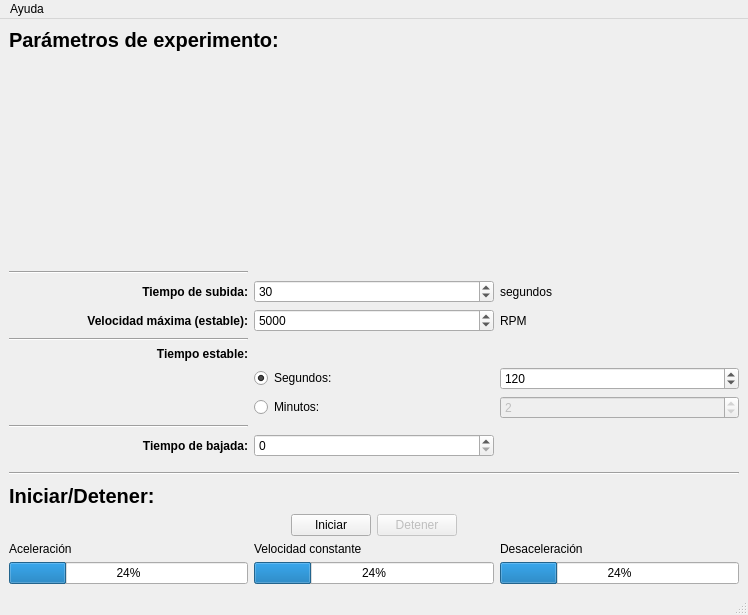
Above: GUI.ui from lmedinar/vortex2 before the change. Below: the same form after it.
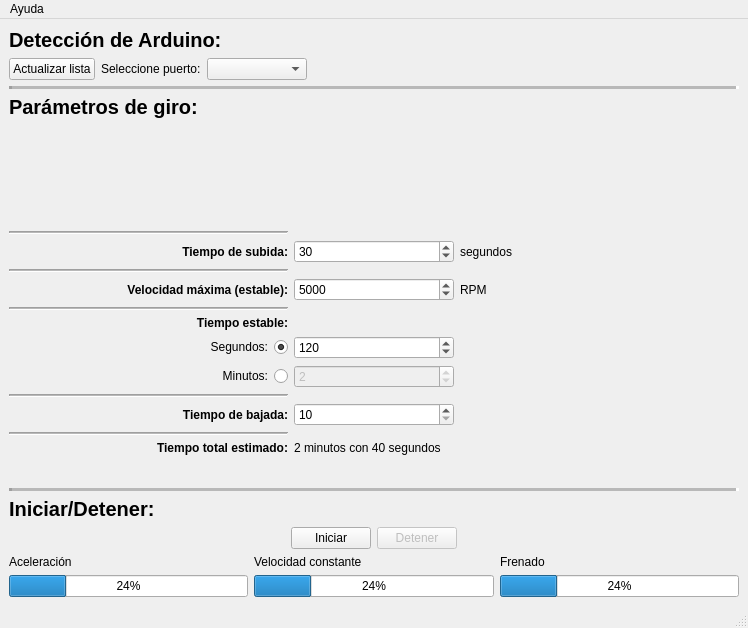
That is the form after the change. Icons and pictures are not drawn.

```diff
--- a/GUI.ui
+++ b/GUI.ui
@@ -7,18 +7,115 @@
     <x>0</x>
     <y>0</y>
     <width>748</width>
-    <height>615</height>
+    <height>628</height>
    </rect>
   </property>
+  <property name="maximumSize">
+   <size>
+    <width>16018730</width>
+    <height>16777215</height>
+   </size>
+  </property>
   <property name="windowTitle">
    <string>Vortex2</string>
   </property>
-  <widget class="QWidget" name="centralwidget">
+  <property name="windowIcon">
+   <iconset resource="resources.qrc">
+    <normaloff>:/Iconos/assets/icon.ico</normaloff>:/Iconos/assets/icon.ico</iconset>
+  </property>
+  <widget class="QWidget" name="layoutCenterAll">
    <layout class="QHBoxLayout" name="horizontalLayout">
     <item>
      <layout class="QVBoxLayout" name="verticalLayout_2">
       <item>
-       <widget class="QLabel" name="label">
+       <widget class="QLabel" name="labelSeccion1">
+        <property name="styleSheet">
+         <string notr="true">font-weight: 900;
+font-size: 15pt;</string>
+        </property>
+        <property name="text">
+         <string>Detección de Arduino:</string>
+        </property>
+        <property name="alignment">
+         <set>Qt::AlignLeading|Qt::AlignLeft|Qt::AlignTop</set>
+        </property>
+       </widget>
+      </item>
+      <item>
+       <layout class="QHBoxLayout" name="layoutArduinoSection">
+        <item>
+         <widget class="QPushButton" name="pushButton_3">
+          <property name="text">
+           <string>Actualizar lista</string>
+          </property>
+         </widget>
+        </item>
+        <item>
+         <widget class="QLabel" name="label_13">
+          <property name="text">
+           <string>Seleccione puerto:</string>
+          </property>
+         </widget>
+        </item>
+        <item>
+         <widget class="QComboBox" name="comboBox">
+          <property name="minimumSize">
+           <size>
+            <width>100</width>
+            <height>0</height>
+           </size>
+          </property>
+         </widget>
+        </item>
+        <item>
+         <spacer name="spacerArduinoR">
+          <property name="orientation">
+           <enum>Qt::Horizontal</enum>
+          </property>
+          <property name="sizeHint" stdset="0">
+           <size>
+            <width>40</width>
+            <height>20</height>
+           </size>
+          </property>
+         </spacer>
+        </item>
+       </layout>
+      </item>
+      <item>
+       <spacer name="spacerArduinoBottom">
+        <property name="orientation">
+         <enum>Qt::Vertical</enum>
+        </property>
+        <property name="sizeHint" stdset="0">
+         <size>
+          <width>20</width>
+          <height>40</height>
+         </size>
+        </property>
+       </spacer>
+      </item>
+      <item>
+       <widget class="Line" name="lineLong1">
+        <property name="sizeIncrement">
+         <size>
+          <width>0</width>
+          <height>0</height>
+         </size>
+        </property>
+        <property name="lineWidth">
+         <number>3</number>
+        </property>
+        <property name="midLineWidth">
+         <number>3</number>
+        </property>
+        <property name="orientation">
+         <enum>Qt::Horizontal</enum>
+        </property>
+       </widget>
+      </item>
+      <item>
+       <widget class="QLabel" name="labelSeccion2">
         <property name="sizePolicy">
          <sizepolicy hsizetype="Preferred" vsizetype="Fixed">
           <horstretch>0</horstretch>
@@ -30,84 +127,299 @@
 font-size: 15pt;</string>
         </property>
         <property name="text">
-         <string>Parámetros de experimento:</string>
+         <string>Parámetros de giro:</string>
         </property>
        </widget>
       </item>
       <item>
        <layout class="QVBoxLayout" name="verticalLayout">
         <item>
-         <widget class="QLabel" name="label_6">
-          <property name="sizePolicy">
-           <sizepolicy hsizetype="Ignored" vsizetype="Ignored">
-            <horstretch>1</horstretch>
-            <verstretch>1</verstretch>
-           </sizepolicy>
-          </property>
-          <property name="minimumSize">
-           <size>
-            <width>0</width>
-            <height>100</height>
-           </size>
-          </property>
-          <property name="maximumSize">
-           <size>
-            <width>16777215</width>
-            <height>1500</height>
-           </size>
-          </property>
-          <property name="baseSize">
-           <size>
-            <width>400</width>
-            <height>200</height>
-           </size>
-          </property>
-          <property name="autoFillBackground">
-           <bool>false</bool>
-          </property>
-          <property name="text">
-           <string/>
-          </property>
-          <property name="pixmap">
-           <pixmap resource="resources.qrc">:/ImagenGraf/assets/graph.png</pixmap>
-          </property>
-          <property name="scaledContents">
-           <bool>true</bool>
-          </property>
-          <property name="wordWrap">
-           <bool>false</bool>
-          </property>
-          <property name="openExternalLinks">
-           <bool>false</bool>
-          </property>
-         </widget>
+         <layout class="QHBoxLayout" name="layoutImageCenter">
+          <item>
+           <spacer name="spacerImageL">
+            <property name="orientation">
+             <enum>Qt::Horizontal</enum>
+            </property>
+            <property name="sizeType">
+             <enum>QSizePolicy::Minimum</enum>
+            </property>
+            <property name="sizeHint" stdset="0">
+             <size>
+              <width>10</width>
+              <height>10</height>
+             </size>
+            </property>
+           </spacer>
+          </item>
+          <item>
+           <spacer name="verticalSpacer">
+            <property name="orientation">
+             <enum>Qt::Vertical</enum>
+            </property>
+            <property name="sizeType">
+             <enum>QSizePolicy::Maximum</enum>
+            </property>
+            <property name="sizeHint" stdset="0">
+             <size>
+              <width>20</width>
+              <height>150</height>
+             </size>
+            </property>
+           </spacer>
+          </item>
+          <item>
+           <widget class="QLabel" name="labelSignal">
+            <property name="sizePolicy">
+             <sizepolicy hsizetype="Ignored" vsizetype="Ignored">
+              <horstretch>1</horstretch>
+              <verstretch>1</verstretch>
+             </sizepolicy>
+            </property>
+            <property name="minimumSize">
+             <size>
+              <width>0</width>
+              <height>100</height>
+             </size>
+            </property>
+            <property name="maximumSize">
+             <size>
+              <width>700</width>
+              <height>1500</height>
+             </size>
+            </property>
+            <property name="baseSize">
+             <size>
+              <width>400</width>
+              <height>200</height>
+             </size>
+            </property>
+            <property name="autoFillBackground">
+             <bool>false</bool>
+            </property>
+            <property name="text">
+             <string/>
+            </property>
+            <property name="pixmap">
+             <pixmap resource="resources.qrc">:/ImagenGraf/assets/graph.png</pixmap>
+            </property>
+            <property name="scaledContents">
+             <bool>true</bool>
+            </property>
+            <property name="wordWrap">
+             <bool>false</bool>
+            </property>
+            <property name="openExternalLinks">
+             <bool>false</bool>
+            </property>
+           </widget>
+          </item>
+          <item>
+           <spacer name="spacerImageR">
+            <property name="orientation">
+             <enum>Qt::Horizontal</enum>
+            </property>
+            <property name="sizeType">
+             <enum>QSizePolicy::Minimum</enum>
+            </property>
+            <property name="sizeHint" stdset="0">
+             <size>
+              <width>20</width>
+              <height>10</height>
+             </size>
+            </property>
+           </spacer>
+          </item>
+         </layout>
         </item>
        </layout>
       </item>
       <item>
-       <layout class="QGridLayout" name="gridLayout">
-        <item row="3" column="0">
-         <widget class="Line" name="line_2">
-          <property name="orientation">
-           <enum>Qt::Horizontal</enum>
+       <layout class="QGridLayout" name="layoutParams">
+        <item row="3" column="2">
+         <widget class="QLabel" name="labelUnidades2">
+          <property name="text">
+           <string>RPM</string>
+          </property>
+         </widget>
+        </item>
+        <item row="6" column="1">
+         <widget class="QSpinBox" name="inSegundos">
+          <property name="maximumSize">
+           <size>
+            <width>160</width>
+            <height>16777215</height>
+           </size>
+          </property>
+          <property name="minimum">
+           <number>10</number>
+          </property>
+          <property name="maximum">
+           <number>1200</number>
+          </property>
+          <property name="singleStep">
+           <number>5</number>
+          </property>
+          <property name="value">
+           <number>120</number>
+          </property>
+         </widget>
+        </item>
+        <item row="1" column="1">
+         <widget class="QSpinBox" name="inTsubida">
+          <property name="maximumSize">
+           <size>
+            <width>160</width>
+            <height>16777215</height>
+           </size>
+          </property>
+          <property name="minimum">
+           <number>10</number>
+          </property>
+          <property name="maximum">
+           <number>600</number>
+          </property>
+          <property name="singleStep">
+           <number>5</number>
+          </property>
+          <property name="value">
+           <number>30</number>
+          </property>
+         </widget>
+        </item>
+        <item row="1" column="2">
+         <widget class="QLabel" name="labelUnidades1">
+          <property name="text">
+           <string>segundos</string>
           </property>
          </widget>
         </item>
         <item row="8" column="0">
-         <widget class="QLabel" name="label_12">
+         <widget class="Line" name="miniline4">
+          <property name="midLineWidth">
+           <number>1</number>
+          </property>
+          <property name="orientation">
+           <enum>Qt::Horizontal</enum>
+          </property>
+         </widget>
+        </item>
+        <item row="6" column="0">
+         <widget class="QRadioButton" name="inRadioSegs">
+          <property name="layoutDirection">
+           <enum>Qt::RightToLeft</enum>
+          </property>
+          <property name="text">
+           <string>Segundos:</string>
+          </property>
+          <property name="checked">
+           <bool>true</bool>
+          </property>
+         </widget>
+        </item>
+        <item row="5" column="0">
+         <widget class="QLabel" name="labelTiempoEstable">
+          <property name="sizePolicy">
+           <sizepolicy hsizetype="Preferred" vsizetype="Fixed">
+            <horstretch>0</horstretch>
+            <verstretch>0</verstretch>
+           </sizepolicy>
+          </property>
           <property name="styleSheet">
            <string notr="true">font-weight:900;</string>
           </property>
           <property name="text">
-           <string>Tiempo de bajada:</string>
+           <string>Tiempo estable:</string>
           </property>
           <property name="alignment">
            <set>Qt::AlignRight|Qt::AlignTrailing|Qt::AlignVCenter</set>
           </property>
          </widget>
         </item>
+        <item row="0" column="0">
+         <widget class="Line" name="miniline1">
+          <property name="minimumSize">
+           <size>
+            <width>0</width>
+            <height>0</height>
+           </size>
+          </property>
+          <property name="midLineWidth">
+           <number>1</number>
+          </property>
+          <property name="orientation">
+           <enum>Qt::Horizontal</enum>
+          </property>
+         </widget>
+        </item>
+        <item row="4" column="0">
+         <widget class="Line" name="miniline3">
+          <property name="midLineWidth">
+           <number>1</number>
+          </property>
+          <property name="orientation">
+           <enum>Qt::Horizontal</enum>
+          </property>
+         </widget>
+        </item>
+        <item row="3" column="1">
+         <widget class="QSpinBox" name="inRPM">
+          <property name="maximumSize">
+           <size>
+            <width>160</width>
+            <height>16777215</height>
+           </size>
+          </property>
+          <property name="minimum">
+           <number>500</number>
+          </property>
+          <property name="maximum">
+           <number>10000</number>
+          </property>
+          <property name="singleStep">
+           <number>500</number>
+          </property>
+          <property name="value">
+           <number>5000</number>
+          </property>
+         </widget>
+        </item>
+        <item row="9" column="1">
+         <widget class="QSpinBox" name="inTbajada">
+          <property name="maximumSize">
+           <size>
+            <width>160</width>
+            <height>16777215</height>
+           </size>
+          </property>
+          <property name="minimum">
+           <number>10</number>
+          </property>
+          <property name="maximum">
+           <number>600</number>
+          </property>
+          <property name="singleStep">
+           <number>5</number>
+          </property>
+         </widget>
+        </item>
         <item row="2" column="0">
-         <widget class="QLabel" name="label_8">
+         <widget class="Line" name="miniline2">
+          <property name="minimumSize">
+           <size>
+            <width>0</width>
+            <height>0</height>
+           </size>
+          </property>
+          <property name="midLineWidth">
+           <number>1</number>
+          </property>
+          <property name="orientation">
+           <enum>Qt::Horizontal</enum>
+          </property>
+         </widget>
+        </item>
+        <item row="3" column="0">
+         <widget class="QLabel" name="labelVelocidadMax">
           <property name="styleSheet">
            <string notr="true">font-weight:900;</string>
           </property>
@@ -119,30 +431,49 @@
           </property>
          </widget>
         </item>
-        <item row="4" column="0">
-         <widget class="QLabel" name="label_11">
-          <property name="sizePolicy">
-           <sizepolicy hsizetype="Preferred" vsizetype="Fixed">
-            <horstretch>0</horstretch>
-            <verstretch>0</verstretch>
-           </sizepolicy>
+        <item row="7" column="0">
+         <widget class="QRadioButton" name="inRadioMins">
+          <property name="acceptDrops">
+           <bool>false</bool>
           </property>
+          <property name="layoutDirection">
+           <enum>Qt::RightToLeft</enum>
+          </property>
+          <property name="autoFillBackground">
+           <bool>false</bool>
+          </property>
+          <property name="locale">
+           <locale language="Spanish" country="Mexico"/>
+          </property>
+          <property name="text">
+           <string>Minutos:</string>
+          </property>
+         </widget>
+        </item>
+        <item row="11" column="0">
+         <widget class="QLabel" name="labelTiempoEstimadoTxt">
           <property name="styleSheet">
            <string notr="true">font-weight:900;</string>
           </property>
           <property name="text">
-           <string>Tiempo estable:</string>
+           <string>Tiempo total estimado:</string>
           </property>
           <property name="alignment">
            <set>Qt::AlignRight|Qt::AlignTrailing|Qt::AlignVCenter</set>
           </property>
          </widget>
         </item>
-        <item row="6" column="2">
-         <widget class="QSpinBox" name="spinMinutos">
+        <item row="7" column="1">
+         <widget class="QSpinBox" name="inMinutos">
           <property name="enabled">
            <bool>false</bool>
           </property>
+          <property name="maximumSize">
+           <size>
+            <width>160</width>
+            <height>16777215</height>
+           </size>
+          </property>
           <property name="minimum">
            <number>1</number>
           </property>
@@ -154,51 +485,8 @@
           </property>
          </widget>
         </item>
-        <item row="1" column="1">
-         <widget class="QSpinBox" name="spinTsubida">
-          <property name="minimum">
-           <number>10</number>
-          </property>
-          <property name="maximum">
-           <number>600</number>
-          </property>
-          <property name="value">
-           <number>30</number>
-          </property>
-         </widget>
-        </item>
-        <item row="5" column="2">
-         <widget class="QSpinBox" name="spinSegundos">
-          <property name="minimum">
-           <number>10</number>
-          </property>
-          <property name="maximum">
-           <number>1200</number>
-          </property>
-          <property name="value">
-           <number>120</number>
-          </property>
-         </widget>
-        </item>
-        <item row="5" column="1">
-         <widget class="QRadioButton" name="radioButton">
-          <property name="text">
-           <string>Segundos:</string>
-          </property>
-          <property name="checked">
-           <bool>true</bool>
-          </property>
-         </widget>
-        </item>
-        <item row="2" column="2">
-         <widget class="QLabel" name="label_9">
-          <property name="text">
-           <string>RPM</string>
-          </property>
-         </widget>
-        </item>
         <item row="1" column="0">
-         <widget class="QLabel" name="label_2">
+         <widget class="QLabel" name="layoutTiempoSalida">
           <property name="styleSheet">
            <string notr="true">font-weight: 900;</string>
           </property>
@@ -210,45 +498,31 @@
           </property>
          </widget>
         </item>
-        <item row="2" column="1">
-         <widget class="QSpinBox" name="spinRPM">
-          <property name="minimum">
-           <number>500</number>
-          </property>
-          <property name="maximum">
-           <number>10000</number>
-          </property>
-          <property name="value">
-           <number>5000</number>
-          </property>
-         </widget>
-        </item>
-        <item row="1" column="2">
-         <widget class="QLabel" name="label_7">
+        <item row="11" column="1">
+         <widget class="QLabel" name="labelTiempoEstimado">
           <property name="text">
-           <string>segundos</string>
+           <string>2 minutos con 40 segundos</string>
           </property>
          </widget>
         </item>
-        <item row="8" column="1">
-         <widget class="QSpinBox" name="spinTbajada"/>
-        </item>
-        <item row="6" column="1">
-         <widget class="QRadioButton" name="radioButton_2">
+        <item row="9" column="0">
+         <widget class="QLabel" name="labelTiempoFrenado">
+          <property name="styleSheet">
+           <string notr="true">font-weight:900;</string>
+          </property>
           <property name="text">
-           <string>Minutos:</string>
+           <string>Tiempo de bajada:</string>
           </property>
-         </widget>
-        </item>
-        <item row="7" column="0">
-         <widget class="Line" name="line_3">
-          <property name="orientation">
-           <enum>Qt::Horizontal</enum>
+          <property name="alignment">
+           <set>Qt::AlignRight|Qt::AlignTrailing|Qt::AlignVCenter</set>
           </property>
          </widget>
         </item>
-        <item row="0" column="0">
-         <widget class="Line" name="line_4">
+        <item row="10" column="0">
+         <widget class="Line" name="line">
+          <property name="midLineWidth">
+           <number>1</number>
+          </property>
           <property name="orientation">
            <enum>Qt::Horizontal</enum>
           </property>
@@ -257,23 +531,23 @@
        </layout>
       </item>
       <item>
-       <spacer name="verticalSpacer">
+       <spacer name="spacerParamBottom">
         <property name="orientation">
          <enum>Qt::Vertical</enum>
         </property>
         <property name="sizeType">
-         <enum>QSizePolicy::Preferred</enum>
+         <enum>QSizePolicy::Expanding</enum>
         </property>
         <property name="sizeHint" stdset="0">
          <size>
           <width>20</width>
-          <height>5</height>
+          <height>100</height>
          </size>
         </property>
        </spacer>
       </item>
       <item>
-       <widget class="Line" name="line">
+       <widget class="Line" name="lineLong2">
         <property name="sizePolicy">
          <sizepolicy hsizetype="Minimum" vsizetype="Fixed">
           <horstretch>0</horstretch>
@@ -286,6 +560,12 @@
           <height>10</height>
          </size>
         </property>
+        <property name="lineWidth">
+         <number>3</number>
+        </property>
+        <property name="midLineWidth">
+         <number>3</number>
+        </property>
         <property name="orientation">
          <enum>Qt::Horizontal</enum>
         </property>
@@ -368,71 +648,62 @@
          <enum>QLayout::SetDefaultConstraint</enum>
         </property>
         <item>
-         <widget class="QLabel" name="label_4">
-          <property name="sizePolicy">
-           <sizepolicy hsizetype="Preferred" vsizetype="Fixed">
-            <horstretch>0</horstretch>
-            <verstretch>0</verstretch>
-           </sizepolicy>
-          </property>
-          <property name="text">
-           <string>Aceleración</string>
-          </property>
-         </widget>
-        </item>
-        <item>
-         <widget class="QLabel" name="label_3">
-          <property name="sizePolicy">
-           <sizepolicy hsizetype="Preferred" vsizetype="Fixed">
-            <horstretch>0</horstretch>
-            <verstretch>0</verstretch>
-           </sizepolicy>
-          </property>
-          <property name="text">
-           <string>Velocidad constante</string>
-          </property>
-         </widget>
-        </item>
-        <item>
-         <widget class="QLabel" name="label_5">
-          <property name="sizePolicy">
-           <sizepolicy hsizetype="Ignored" vsizetype="Fixed">
-            <horstretch>0</horstretch>
-            <verstretch>0</verstretch>
-           </sizepolicy>
-          </property>
-          <property name="text">
-           <string>Desaceleración</string>
-          </property>
-          <property name="scaledContents">
-           <bool>true</bool>
-          </property>
-         </widget>
-        </item>
-       </layout>
-      </item>
-      <item>
-       <layout class="QHBoxLayout" name="horizontalLayout_2">
-        <item>
-         <widget class="QProgressBar" name="progressBar_3">
-          <property name="value">
-           <number>24</number>
-          </property>
-         </widget>
-        </item>
-        <item>
-         <widget class="QProgressBar" name="progressBar_2">
-          <property name="value">
-           <number>24</number>
-          </property>
-         </widget>
-        </item>
-        <item>
-         <widget class="QProgressBar" name="progressBar">
-          <property name="value">
-           <number>24</number>
-          </property>
-         </widget>
+         <layout class="QGridLayout" name="layoutBarras2">
+          <item row="1" column="1">
+           <widget class="QProgressBar" name="progressBar2">
+            <property name="value">
+             <number>24</number>
+            </property>
+           </widget>
+          </item>
+          <item row="0" column="0">
+           <widget class="QLabel" name="labelBarra1">
+            <property name="sizePolicy">
+             <sizepolicy hsizetype="Preferred" vsizetype="Fixed">
+              <horstretch>0</horstretch>
+              <verstretch>0</verstretch>
+             </sizepolicy>
+            </property>
+            <property name="text">
+             <string>Aceleración</string>
+            </property>
+           </widget>
+          </item>
+          <item row="1" column="0">
+           <widget class="QProgressBar" name="progressBar1">
+            <property name="value">
+             <number>24</number>
+            </property>
+           </widget>
+          </item>
+          <item row="0" column="1">
+           <widget class="QLabel" name="labelBarra2">
+            <property name="sizePolicy">
+             <sizepolicy hsizetype="Preferred" vsizetype="Fixed">
+              <horstretch>0</horstretch>
+              <verstretch>0</verstretch>
+             </sizepolicy>
+            </property>
+            <property name="text">
+             <string>Velocidad constante</string>
+            </property>
+           </widget>
+          </item>
+          <item row="0" column="2">
+           <widget class="QLabel" name="labelBarra3">
+            <property name="text">
+             <string>Frenado</string>
+            </property>
+           </widget>
+          </item>
+          <item row="1" column="2">
+           <widget class="QProgressBar" name="progressBar3">
+            <property name="value">
+             <number>24</number>
+            </property>
+           </widget>
+          </item>
+         </layout>
         </item>
        </layout>
       </item>
@@ -457,7 +728,11 @@
    </widget>
    <addaction name="menuA_cerca_de"/>
   </widget>
-  <widget class="QStatusBar" name="statusbar"/>
+  <widget class="QStatusBar" name="statusbar">
+   <property name="enabled">
+    <bool>true</bool>
+   </property>
+  </widget>
   <action name="actionAcerca_de">
    <property name="text">
     <string>Acerca de</string>
```
Left out of the diff: 20 changed lines with no effect on the pictures.
